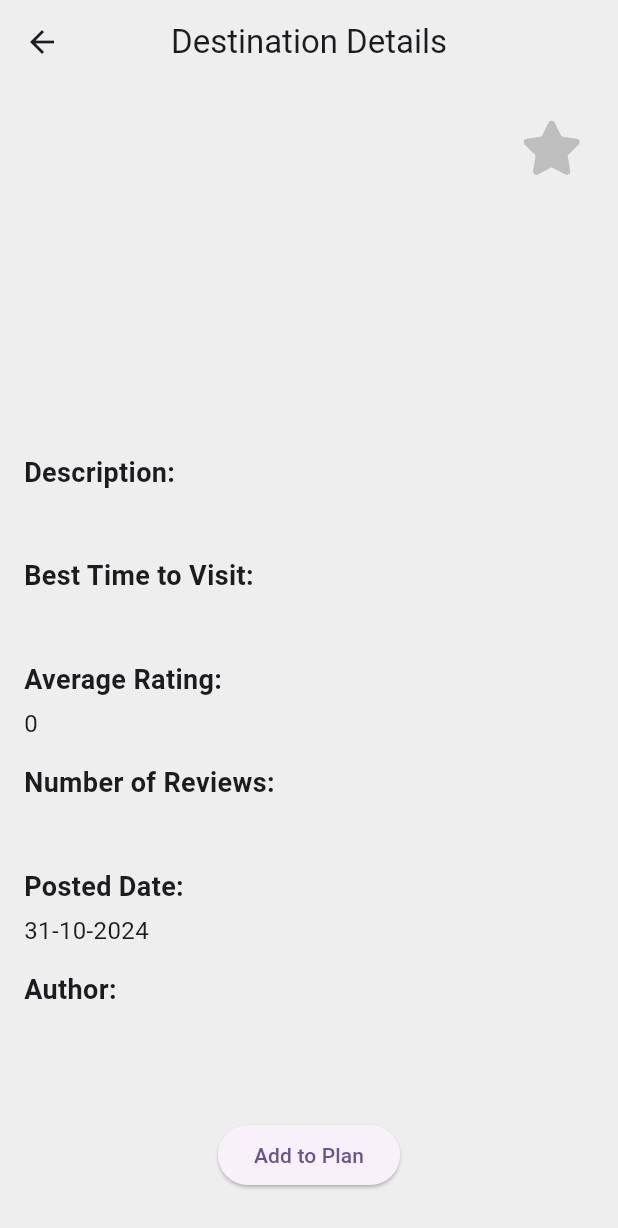
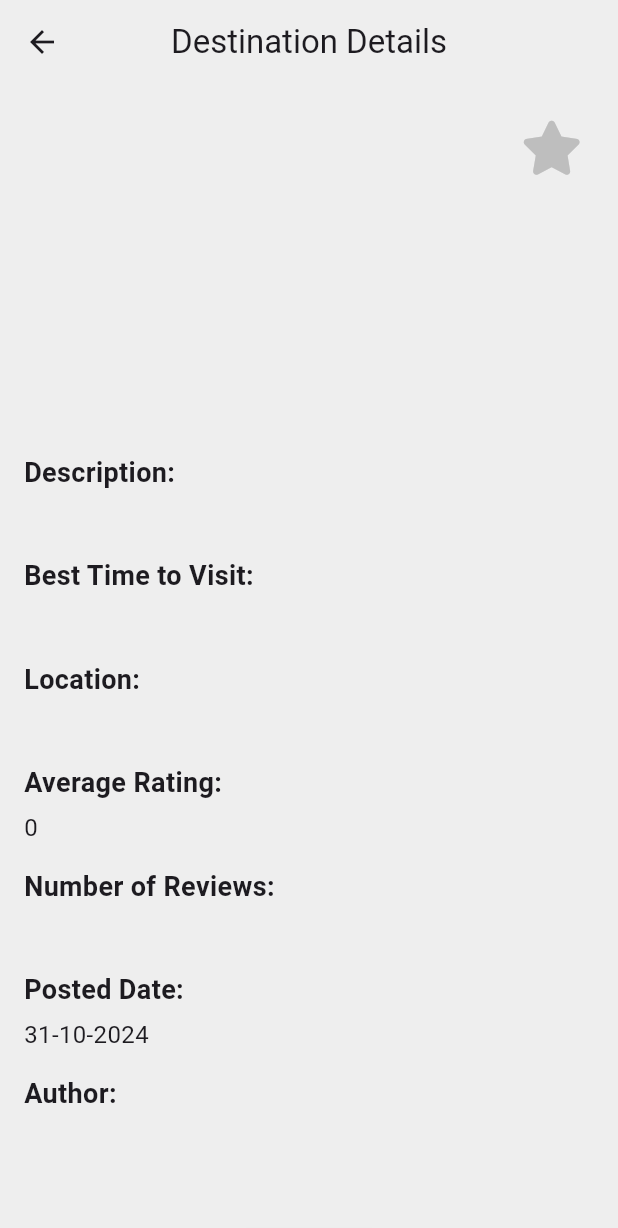
Before and after one commit to KaiC5504/TravelCustom, a Flutter app: the DetailsPage screen opened directly with empty values, on a phone screen of 412 x 824 dp. Shown: the top 1228 px of the screen. Run offline on Flutter 3.47's test engine with Material 3 defaults, Android fonts, the phone set to English and light mode, and no system bars; our stand-ins replace cloud_firestore, firebase_auth, firebase_core, firebase_storage, flutter_cache_manager, flutter_image_compress and 7 more; accounts and stored records are empty; network calls fail.

```diff
--- a/lib/views/detail_view.dart
+++ b/lib/views/detail_view.dart
@@ -321,6 +321,21 @@ class _DetailsPageState extends State<DetailsPage> {
                     ),
                     const SizedBox(height: 15),
                     const Text(
+                      'Location:',
+                      style: TextStyle(
+                        fontWeight: FontWeight.bold,
+                        fontSize: 18,
+                      ),
+                    ),
+                    const SizedBox(height: 5),
+                    Text(
+                      destinationData['location'] ?? '-',
+                      style: const TextStyle(
+                        fontSize: 16,
+                      ),
+                    ),
+                    const SizedBox(height: 15),
+                    const Text(
                       'Average Rating:',
                       style: TextStyle(
                         fontWeight: FontWeight.bold,
--- a/pubspec.yaml
+++ b/pubspec.yaml
@@ -53,6 +53,8 @@ dependencies:
   path: ^1.9.0
   cached_network_image: ^3.4.1
   flutter_cache_manager: ^3.4.1
+  flutter_image_compress: ^2.3.0
+  image: ^4.3.0
 
 dev_dependencies:
   flutter_test:
```
Also changed, not shown: lib/views/post_destination.dart (+78 -5 lines), pubspec.lock.
